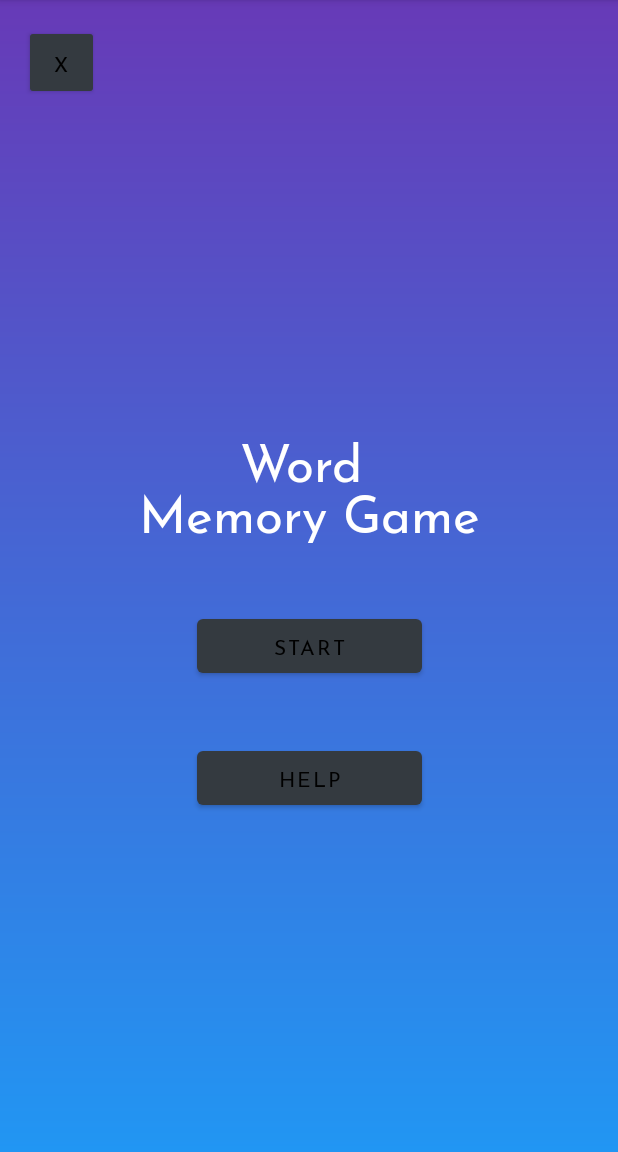
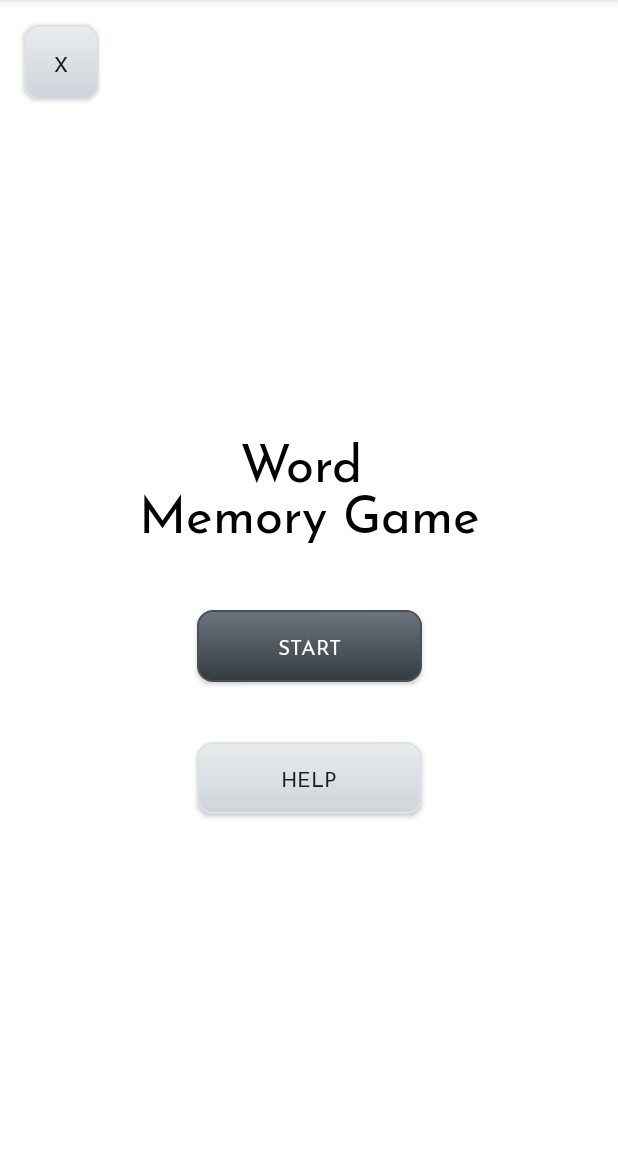
Before and after one commit to mtrhorange/ActiveMind, an Android app: the WordMemoryActivity screen opened directly, with no data from a screen before it, on a phone screen of 412 x 824 dp, the part 84-1236 px from its top. Run offline under Robolectric (Android 15) with nearby library versions, the phone set to English and light mode, and no system bars.

Commit message:
change color

```diff
--- a/app/src/main/res/layout/activity_word_memory.xml
+++ b/app/src/main/res/layout/activity_word_memory.xml
@@ -4,7 +4,7 @@
     xmlns:tools="http://schemas.android.com/tools"
     android:layout_width="match_parent"
     android:layout_height="match_parent"
-    android:background="@drawable/background"
+    android:background="@color/white"
     tools:context=".games.WordMemoryActivity">
 
   <View
@@ -37,7 +37,7 @@
         android:gravity="center"
         android:text="Word \nMemory Game"
         android:fontFamily="@font/josefinsans"
-        android:textColor="@color/color_white"
+        android:textColor="@color/black"
         android:textSize="34dp"
         app:layout_constraintBottom_toBottomOf="parent"
         app:layout_constraintEnd_toEndOf="parent"
@@ -46,12 +46,14 @@
         app:layout_constraintTop_toTopOf="parent"
         app:layout_constraintVertical_bias="0.41" />
 
-    <Button
+    <androidx.appcompat.widget.AppCompatButton
         android:id="@+id/startBtn"
         android:layout_width="150dp"
         android:layout_height="wrap_content"
         android:text="@string/text_start"
+        android:background="@drawable/my_button_active"
         android:fontFamily="@font/josefinsans"
+        android:textColor="@color/white"
         app:layout_constraintBottom_toBottomOf="parent"
         app:layout_constraintEnd_toEndOf="parent"
         app:layout_constraintHorizontal_bias="0.5"
@@ -59,11 +61,12 @@
         app:layout_constraintTop_toBottomOf="@+id/startTitleText"
         app:layout_constraintVertical_bias="0.12" />
 
-    <Button
+    <androidx.appcompat.widget.AppCompatButton
         android:id="@+id/helpBtn"
         android:layout_width="150dp"
         android:layout_height="wrap_content"
         android:text="@string/text_help"
+        android:background="@drawable/my_button_slient"
         android:fontFamily="@font/josefinsans"
         app:layout_constraintBottom_toBottomOf="parent"
         app:layout_constraintEnd_toEndOf="parent"
@@ -89,7 +92,7 @@
         android:layout_weight="1"
         android:text="Level: 1"
         android:fontFamily="@font/josefinsans"
-        android:textColor="@color/color_white"
+        android:textColor="@color/black"
         android:textSize="34dp"
         app:layout_constraintBottom_toBottomOf="@+id/livesText"
         app:layout_constraintEnd_toEndOf="parent"
@@ -107,7 +110,7 @@
         android:text="Lives: 3"
         android:fontFamily="@font/josefinsans"
         android:textAlignment="textEnd"
-        android:textColor="@color/color_white"
+        android:textColor="@color/black"
         android:textSize="34dp"
         app:layout_constraintBottom_toBottomOf="parent"
         app:layout_constraintEnd_toEndOf="parent"
@@ -123,7 +126,7 @@
         android:gravity="center"
         android:text="Remember the word"
         android:fontFamily="@font/josefinsans"
-        android:textColor="@color/color_white"
+        android:textColor="@color/black"
         android:textSize="34sp"
         app:layout_constraintBottom_toBottomOf="parent"
         app:layout_constraintEnd_toEndOf="parent"
@@ -137,7 +140,7 @@
         android:layout_width="298dp"
         android:layout_height="138dp"
         android:layout_marginTop="36dp"
-        android:background="@drawable/game_background"
+        android:background="@color/grey_7"
         android:fontFamily="@font/josefinsans"
         app:layout_constraintEnd_toEndOf="parent"
         app:layout_constraintHorizontal_bias="0.495"
@@ -151,19 +154,20 @@
         android:layout_marginTop="48dp"
         android:text="Placeholder"
         android:fontFamily="@font/josefinsans"
-        android:textColor="#333333"
+        android:textColor="@color/white"
         android:textSize="34sp"
         app:layout_constraintEnd_toEndOf="@+id/wordView"
         app:layout_constraintStart_toStartOf="@+id/wordView"
         app:layout_constraintTop_toTopOf="@+id/wordView" />
 
-    <Button
+    <androidx.appcompat.widget.AppCompatButton
         android:id="@+id/seenWordBtn"
         style="@style/Widget.AppCompat.Button"
         android:layout_width="102dp"
         android:layout_height="57dp"
         android:text="Seen"
         android:fontFamily="@font/josefinsans"
+        android:background="@drawable/my_button_slient"
         android:textSize="23sp"
         app:layout_constraintBottom_toBottomOf="parent"
         app:layout_constraintEnd_toEndOf="parent"
@@ -172,12 +176,14 @@
         app:layout_constraintTop_toBottomOf="@+id/wordView"
         app:layout_constraintVertical_bias="0.258" />
 
-    <Button
+    <androidx.appcompat.widget.AppCompatButton
         android:id="@+id/newWordBtn"
         style="@style/Widget.AppCompat.Button"
         android:layout_width="102dp"
         android:layout_height="57dp"
         android:text="New"
+        android:background="@drawable/my_button_active"
+        android:textColor="@color/white"
         android:fontFamily="@font/josefinsans"
         android:textSize="23sp"
         app:layout_constraintBottom_toBottomOf="@+id/seenWordBtn"
@@ -204,7 +210,7 @@
         android:gravity="center"
         android:text="Word \nMemory Game"
         android:fontFamily="@font/josefinsans"
-        android:textColor="@color/color_white"
+        android:textColor="@color/black"
         android:textSize="34sp"
         app:layout_constraintBottom_toTopOf="@+id/endLevelText"
         app:layout_constraintEnd_toEndOf="parent"
@@ -220,7 +226,8 @@
         android:gravity="center"
         android:text="@string/text_gameOver"
         android:fontFamily="@font/josefinsans"
-        android:textColor="@color/color_white"
+        android:textColor="@color/black"
+        android:textStyle="bold"
         android:textSize="34sp"
         app:layout_constraintBottom_toTopOf="@+id/endTitleText"
         app:layout_constraintEnd_toEndOf="parent"
@@ -236,7 +243,7 @@
         android:gravity="center"
         android:text="Level: 12"
         android:fontFamily="@font/josefinsans"
-        android:textColor="@color/color_white"
+        android:textColor="@color/black"
         android:textSize="45sp"
         app:layout_constraintBottom_toBottomOf="parent"
         app:layout_constraintEnd_toEndOf="parent"
@@ -244,12 +251,14 @@
         app:layout_constraintTop_toTopOf="parent"
         app:layout_constraintVertical_bias="0.52" />
 
-    <Button
+    <androidx.appcompat.widget.AppCompatButton
         android:id="@+id/retryBtn"
         android:layout_width="150dp"
         android:layout_height="wrap_content"
         android:text="@string/text_retry"
+        android:background="@drawable/my_button_active"
         android:fontFamily="@font/josefinsans"
+        android:textColor="@color/white"
         app:layout_constraintBottom_toBottomOf="parent"
         app:layout_constraintEnd_toEndOf="parent"
         app:layout_constraintStart_toStartOf="parent"
@@ -264,11 +273,12 @@
       android:layout_height="match_parent"
       android:visibility="visible">
 
-    <Button
+    <androidx.appcompat.widget.AppCompatButton
         android:id="@+id/backBtn"
         style="@style/Widget.AppCompat.Button"
         android:layout_width="50dp"
         android:layout_height="50dp"
+        android:background="@drawable/my_button_slient"
         android:text="X"
         android:fontFamily="@font/josefinsans"
         app:layout_constraintBottom_toBottomOf="parent"
@@ -286,7 +296,7 @@
         android:gravity="center"
         android:text="@string/help_wordGame"
         android:fontFamily="@font/josefinsans"
-        android:textColor="@color/color_white"
+        android:textColor="@color/black"
         android:textSize="24sp"
         app:layout_constraintBottom_toBottomOf="parent"
         app:layout_constraintEnd_toEndOf="parent"
@@ -298,11 +308,12 @@
   </androidx.constraintlayout.widget.ConstraintLayout>
 
 
-  <Button
+  <androidx.appcompat.widget.AppCompatButton
       android:id="@+id/exitBtn"
       style="@style/Widget.AppCompat.Button"
       android:layout_width="50dp"
       android:layout_height="50dp"
+      android:background="@drawable/my_button_slient"
       android:text="X"
       android:fontFamily="@font/josefinsans"
       app:layout_constraintBottom_toBottomOf="parent"
```
Also changed, not shown: app/src/main/res/layout/activity_sequence_memory.xml (+30 -22 lines), app/src/main/res/layout/fragment_profile.xml (+5 -5 lines).
